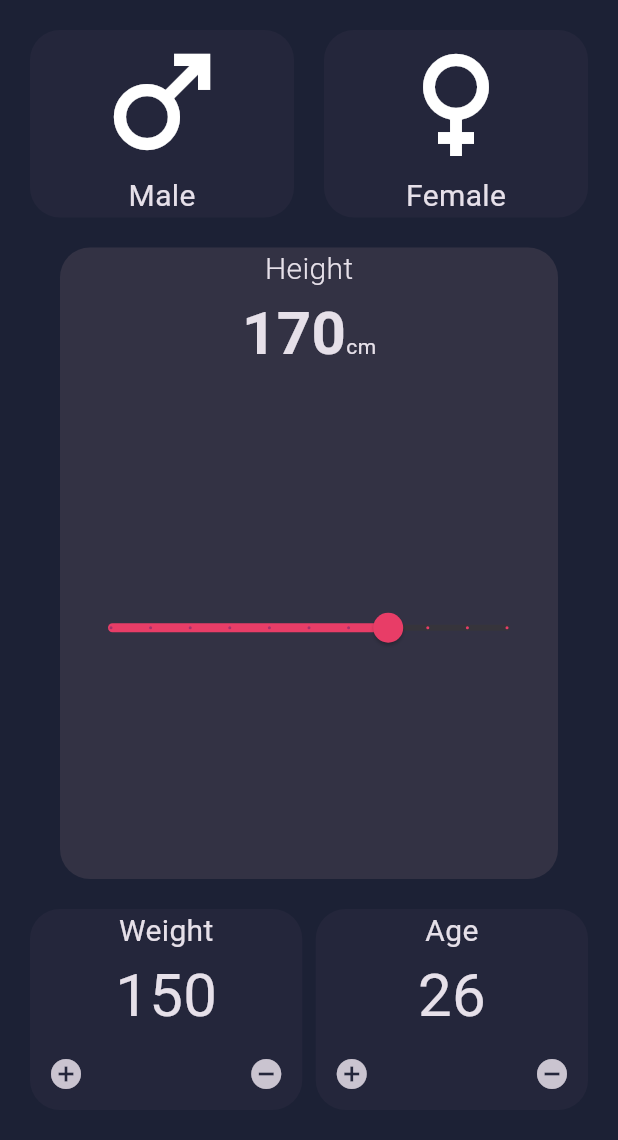
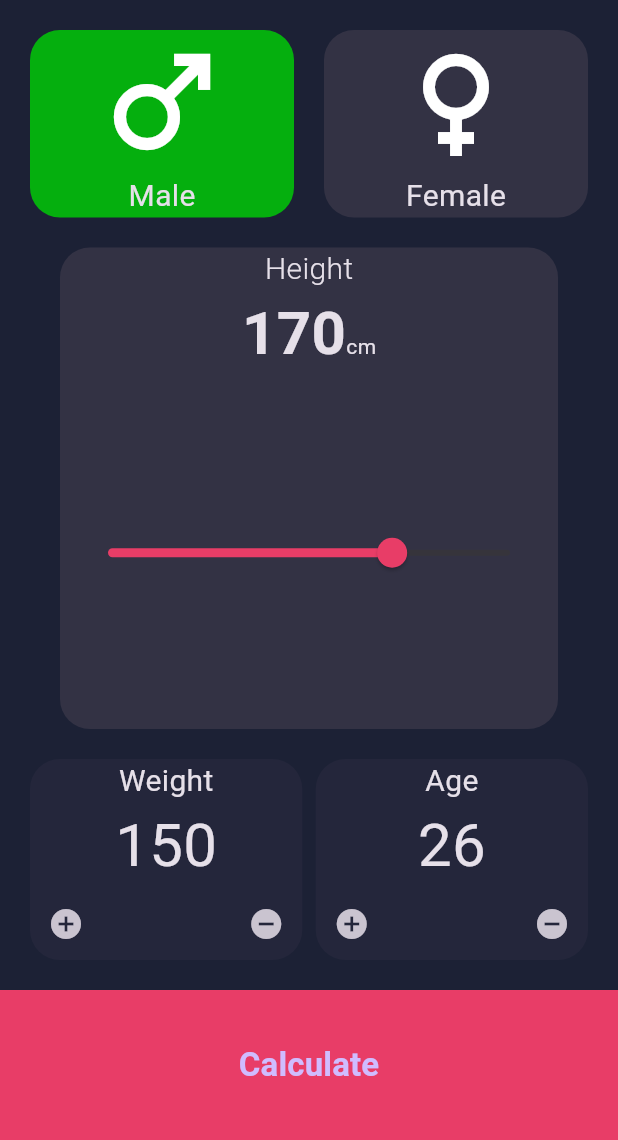
Before and after one commit to muhamedxzidan/frist_figma, a Flutter app: the screen it shows after launch, on a phone screen of 412 x 824 dp, the part 96-1236 px from its top. Run offline on Flutter 3.47's test engine with Material 3 defaults, Android fonts, the phone set to English and light mode, and no system bars.

Commit message:
finsh gender && heigh && select

```diff
--- a/bmi_app/lib/all_screen/home_screen.dart
+++ b/bmi_app/lib/all_screen/home_screen.dart
@@ -1,25 +1,51 @@
+import 'package:bmi_app/all_screen/calculate_screen.dart';
 import 'package:bmi_app/widgets/age_widget.dart';
 import 'package:bmi_app/widgets/appbar_widget.dart';
 import 'package:bmi_app/widgets/gender_widget.dart';
 import 'package:bmi_app/widgets/height_widget.dart';
 import 'package:flutter/material.dart';
 
-class HomeScreen extends StatelessWidget {
+class HomeScreen extends StatefulWidget {
   const HomeScreen({super.key});
 
+  @override
+  State<HomeScreen> createState() => _HomeScreenState();
+}
+
+class _HomeScreenState extends State<HomeScreen> {
+  bool slect = true;
   @override
   Widget build(BuildContext context) {
     return Scaffold(
       appBar: AppbarWidget(),
+
       body: Padding(
         padding: const EdgeInsets.all(20),
         child: Column(
           children: [
             Row(
               children: [
-                GenderWidget(named: "Male", icons: Icons.male),
+                GenderWidget(
+                  named: "Male",
+                  icons: Icons.male,
+                  isActive: slect,
+                  onTap: () {
+                    setState(() {
+                      slect = true;
+                    });
+                  },
+                ),
                 SizedBox(width: 20),
-                GenderWidget(named: "Female", icons: Icons.female),
+                GenderWidget(
+                  named: "Female",
+                  icons: Icons.female,
+                  isActive: !slect,
+                  onTap: () {
+                    setState(() {
+                      slect = false;
+                    });
+                  },
+                ),
               ],
             ),
             SizedBox(width: 20),
@@ -29,6 +55,23 @@ class HomeScreen extends StatelessWidget {
           ],
         ),
       ),
+      bottomNavigationBar: Container(
+        width: 100,
+        height: 100,
+        color: Color(0xffE83D67),
+        child: TextButton(
+          onPressed: () {
+            Navigator.push(
+              context,
+              MaterialPageRoute(builder: (context) => const CalculateScreen()),
+            );
+          },
+          child: Text(
+            "Calculate",
+            style: TextStyle(fontSize: 22, fontWeight: FontWeight.w600),
+          ),
+        ),
+      ),
     );
   }
 }
--- a/bmi_app/lib/widgets/age_widget.dart
+++ b/bmi_app/lib/widgets/age_widget.dart
@@ -1,6 +1,5 @@
 import 'package:flutter/material.dart';
 
-// ignore: must_be_immutable
 class AgeWidget extends StatefulWidget {
   const AgeWidget({super.key});
 
@@ -8,125 +7,78 @@ class AgeWidget extends StatefulWidget {
   State<AgeWidget> createState() => _AgeWidgetState();
 }
 
-int weightCounter = 150;
-int ageChange = 26;
+class _AgeWidgetState extends State<AgeWidget> {
+  int _weight = 150;
+  int _age = 26;
 
-class _AgeWidgetState extends State<AgeWidget> {
-  @override
-  Widget build(BuildContext context) {
-    return Row(
-      children: [
-        // Padding(padding: EdgeInsetsGeometry.all(20)),
-        Expanded(
-          child: Container(
+  void _incrementWeight() => setState(() => _weight++);
+  void _decrementWeight() =>
+      setState(() => _weight = _weight > 0 ? _weight - 1 : 0);
+
+  void _incrementAge() => setState(() => _age++);
+  void _decrementAge() => setState(() => _age = _age > 0 ? _age - 1 : 0);
+
+  Widget _buildCounter({
+    required String label,
+    required int value,
+    required VoidCallback onIncrement,
+    required VoidCallback onDecrement,
+  }) {
+    return Container(
       decoration: BoxDecoration(
         borderRadius: BorderRadius.circular(20),
-              color: Color(0xff24263B),
+        color: const Color(0xff24263B),
       ),
-
-            // padding: EdgeInsets.all(20),
       child: Column(
         children: [
-                Column(
-                  children: [
-                    Text("Weight", style: TextStyle(fontSize: 20)),
+          Text(label, style: const TextStyle(fontSize: 20)),
           Text(
-                      "$weightCounter",
-                      style: TextStyle(
-                        fontSize: 40,
-                        fontStyle: FontStyle.normal,
-                      ),
+            "$value",
+            style: const TextStyle(fontSize: 40, fontStyle: FontStyle.normal),
           ),
 
           Row(
             mainAxisAlignment: MainAxisAlignment.spaceBetween,
-
             children: [
               IconButton(
-                          tooltip: "Up To Weight",
-                          onPressed: () {
-                            setState(() {
-                              weightCounter++;
-                            });
-                          },
-                          icon: Icon(Icons.add_circle),
+                tooltip: "Increase $label",
+                onPressed: onIncrement,
+                icon: const Icon(Icons.add_circle),
                 hoverColor: Colors.green,
               ),
               IconButton(
-                          tooltip: "Down A Weight",
-                          onPressed: () {
-                            setState(() {
-                              weightCounter--;
-                            });
-                          },
-                          icon: Icon(Icons.remove_circle),
+                tooltip: "Decrease $label",
+                onPressed: onDecrement,
+                icon: const Icon(Icons.remove_circle),
                 hoverColor: Colors.red,
               ),
             ],
           ),
         ],
       ),
-              ],
-            ),
+    );
+  }
+
+  @override
+  Widget build(BuildContext context) {
+    return Row(
+      children: [
+        Expanded(
+          child: _buildCounter(
+            label: "Weight",
+            value: _weight,
+            onIncrement: _incrementWeight,
+            onDecrement: _decrementWeight,
           ),
         ),
 
-        //2contenr
-        SizedBox(width: 9),
+        const SizedBox(width: 9),
         Expanded(
-          child: Container(
-            decoration: BoxDecoration(
-              borderRadius: BorderRadius.circular(20),
-              color: Color(0xff24263B),
-            ),
-
-            // padding: EdgeInsets.all(20),
-            child: Column(
-              children: [
-                Column(
-                  children: [
-                    Text("Age", style: TextStyle(fontSize: 20)),
-                    Text(
-                      "$ageChange",
-                      style: TextStyle(
-                        fontSize: 40,
-                        fontStyle: FontStyle.normal,
-                      ),
-                    ),
-
-                    Row(
-                      mainAxisAlignment: MainAxisAlignment.spaceBetween,
-
-                      children: [
-                        IconButton(
-                          tooltip: "Up Age",
-                          onPressed: () {
-                            setState(() {
-                              ageChange++;
-                            });
-                          },
-                          icon: Icon(Icons.add_circle),
-                          hoverColor: Colors.green,
-                        ),
-
-                        IconButton(
-                          tooltip: "Down Age",
-                          onPressed: () {
-                            setState(() {
-                              setState(() {
-                                ageChange--;
-                              });
-                            });
-                          },
-                          icon: Icon(Icons.remove_circle),
-                          hoverColor: Colors.red,
-                        ),
-                      ],
-                    ),
-                  ],
-                ),
-              ],
-            ),
+          child: _buildCounter(
+            label: "Age",
+            value: _age,
+            onIncrement: _incrementAge,
+            onDecrement: _decrementAge,
           ),
         ),
       ],
--- a/bmi_app/lib/widgets/gender_widget.dart
+++ b/bmi_app/lib/widgets/gender_widget.dart
@@ -3,17 +3,32 @@ import 'package:flutter/material.dart';
 class GenderWidget extends StatelessWidget {
   final String named;
   final IconData icons;
-  const GenderWidget({super.key, required this.icons, required this.named});
+  final void Function()? onTap;
+  final bool isActive;
 
+  const GenderWidget({
+    super.key,
+    required this.icons,
+    required this.named,
+    this.onTap,
+    this.isActive = false,
+  });
+
+  //bool isActive = true;
   @override
   Widget build(BuildContext context) {
     return Expanded(
       child:
           //row gender
-          Container(
+          InkWell(
+            onTap: onTap,
+            child: Container(
               decoration: BoxDecoration(
                 borderRadius: BorderRadius.circular(20),
-              color: Color(0xff24263B),
+
+                color: isActive
+                    ? Color.fromARGB(255, 5, 175, 14)
+                    : Color(0xff333244),
               ),
               child: Column(
                 children: [
@@ -22,6 +37,7 @@ class GenderWidget extends StatelessWidget {
                 ],
               ),
             ),
+          ),
     );
   }
 }
--- a/bmi_app/lib/widgets/height_widget.dart
+++ b/bmi_app/lib/widgets/height_widget.dart
@@ -52,7 +52,7 @@ class _HeightWidgetState extends State<HeightWidget> {
                       });
                     },
                     activeColor: Color(0xffE83D67),
-                    divisions: 10,
+                    divisions: 100,
                     label: "شـد ياوحـش",
                     min: 50,
                     max: 220,
```
Also changed, not shown: bmi_app/lib/all_screen/calculate_screen.dart (added, +40 -0 lines), bmi_app/pubspec.lock. Lines whose indentation alone changed are shown as unchanged.
